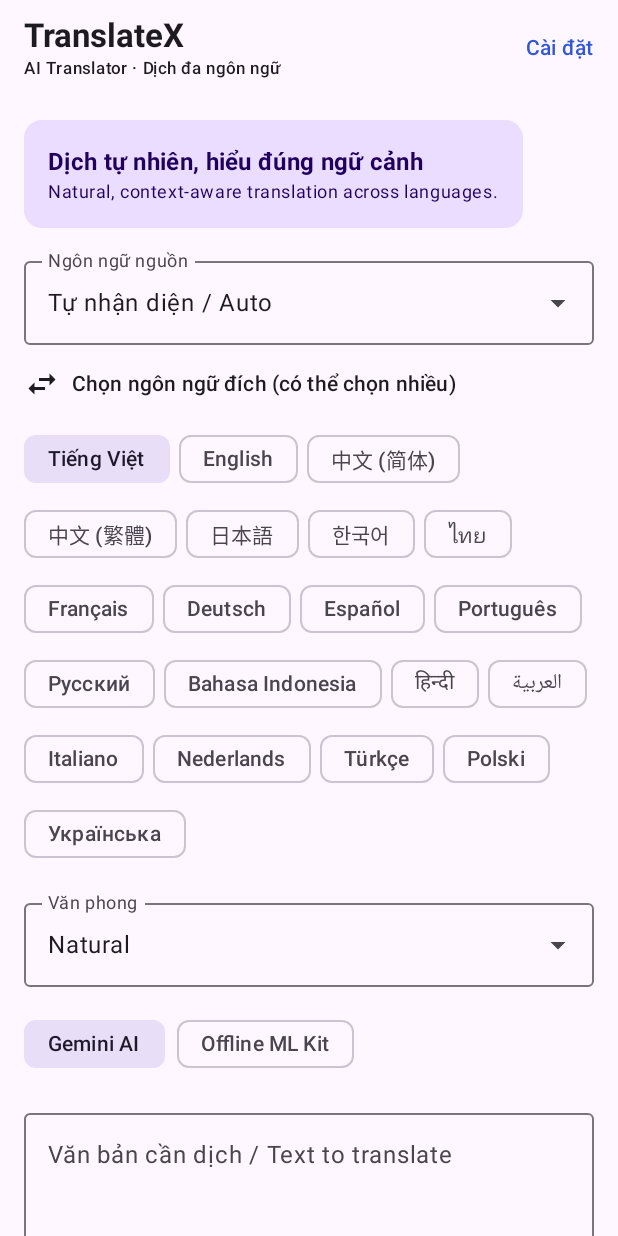
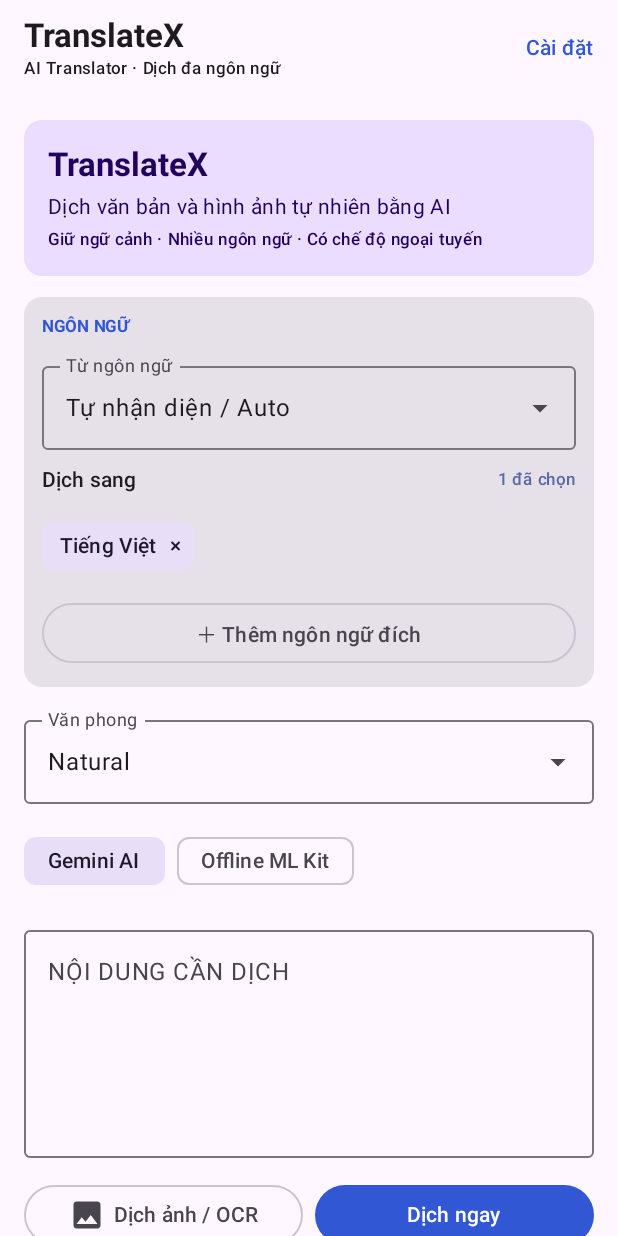
Before and after one commit to khahdihdz/translatex, an Android app built with Jetpack Compose: the screen it shows after launch (MainActivity), on a phone screen of 412 x 824 dp. Run offline under Robolectric (Android 15) with nearby library versions, the phone set to English and light mode, and no system bars; libraries missing offline, so code that uses them is left out: com.google.mlkit.nl, com.google.mlkit.vision, kotlinx.coroutines.tasks.

Commit message:
Improve TranslateX home screen layout and language selection

```diff
--- a/app/src/main/java/com/khahdihdz/translatex/MainActivity.kt
+++ b/app/src/main/java/com/khahdihdz/translatex/MainActivity.kt
@@ -88,22 +88,40 @@ private fun TranslateXApp() {
         }) { padding ->
             Column(Modifier.fillMaxSize().padding(padding).verticalScroll(rememberScrollState()).padding(16.dp), verticalArrangement = Arrangement.spacedBy(14.dp)) {
                 Card(colors = CardDefaults.cardColors(containerColor = MaterialTheme.colorScheme.primaryContainer)) {
-                    Column(Modifier.padding(16.dp)) {
-                        Text("Dịch tự nhiên, hiểu đúng ngữ cảnh", style = MaterialTheme.typography.titleMedium, fontWeight = FontWeight.Bold)
-                        Text("Natural, context-aware translation across languages.", style = MaterialTheme.typography.bodySmall)
+                    Column(Modifier.fillMaxWidth().padding(16.dp), verticalArrangement = Arrangement.spacedBy(4.dp)) {
+                        Text("TranslateX", style = MaterialTheme.typography.titleLarge, fontWeight = FontWeight.Bold)
+                        Text("Dịch văn bản và hình ảnh tự nhiên bằng AI", style = MaterialTheme.typography.bodyMedium)
+                        Text("Giữ ngữ cảnh · Nhiều ngôn ngữ · Có chế độ ngoại tuyến", style = MaterialTheme.typography.labelSmall)
                     }
                 }
-                LanguageDropdown("Ngôn ngữ nguồn", sourceTag) { sourceTag = it }
-                Row(verticalAlignment = Alignment.CenterVertically) {
-                    Icon(Icons.Default.SwapHoriz, contentDescription = null)
-                    Spacer(Modifier.width(8.dp))
-                    Text("Chọn ngôn ngữ đích (có thể chọn nhiều)", style = MaterialTheme.typography.titleSmall)
-                }
-                FlowRow(horizontalArrangement = Arrangement.spacedBy(6.dp), verticalArrangement = Arrangement.spacedBy(2.dp)) {
-                    languages.filter { it.tag != "auto" }.forEach { lang ->
-                        FilterChip(selected = lang.tag in targets, onClick = {
-                            targets = if (lang.tag in targets) targets - lang.tag else targets + lang.tag
-                        }, label = { Text(lang.label) })
+                Card {
+                    Column(Modifier.fillMaxWidth().padding(12.dp), verticalArrangement = Arrangement.spacedBy(10.dp)) {
+                        Text("NGÔN NGỮ", style = MaterialTheme.typography.labelSmall, color = MaterialTheme.colorScheme.primary, fontWeight = FontWeight.Bold)
+                        LanguageDropdown("Từ ngôn ngữ", sourceTag) { sourceTag = it }
+                        Row(verticalAlignment = Alignment.CenterVertically) {
+                            Text("Dịch sang", style = MaterialTheme.typography.labelLarge, modifier = Modifier.weight(1f))
+                            Text("${targets.size} đã chọn", style = MaterialTheme.typography.labelSmall, color = MaterialTheme.colorScheme.secondary)
+                        }
+                        FlowRow(horizontalArrangement = Arrangement.spacedBy(6.dp), verticalArrangement = Arrangement.spacedBy(2.dp)) {
+                            targets.forEach { tag ->
+                                val label = languages.firstOrNull { it.tag == tag }?.label ?: tag
+                                InputChip(selected = true, onClick = { if (targets.size > 1) targets = targets - tag }, label = { Text(label) }, trailingIcon = { Text("×") })
+                            }
+                        }
+                        var targetExpanded by remember { mutableStateOf(false) }
+                        ExposedDropdownMenuBox(expanded = targetExpanded, onExpandedChange = { targetExpanded = it }) {
+                            OutlinedButton(onClick = { targetExpanded = true }, modifier = Modifier.menuAnchor().fillMaxWidth()) {
+                                Text("＋ Thêm ngôn ngữ đích")
+                            }
+                            ExposedDropdownMenu(expanded = targetExpanded, onDismissRequest = { targetExpanded = false }) {
+                                languages.filter { it.tag != "auto" && it.tag !in targets }.forEach { lang ->
+                                    DropdownMenuItem(text = { Text(lang.label) }, onClick = {
+                                        targets = targets + lang.tag
+                                        targetExpanded = false
+                                    })
+                                }
+                            }
+                        }
                     }
                 }
                 var styleExpanded by remember { mutableStateOf(false) }
@@ -119,7 +137,7 @@ private fun TranslateXApp() {
                     FilterChip(selected = mode == "Offline", onClick = { mode = "Offline" }, label = { Text("Offline ML Kit") })
                 }
                 OutlinedTextField(value = source, onValueChange = { source = it }, modifier = Modifier.fillMaxWidth().heightIn(min = 150.dp),
-                    label = { Text("Văn bản cần dịch / Text to translate") }, placeholder = { Text("Nhập hoặc dán nội dung tại đây…") }, minLines = 5)
+                    label = { Text("NỘI DUNG CẦN DỊCH") }, placeholder = { Text("Nhập hoặc dán văn bản cần dịch…") }, minLines = 5)
                 Row(horizontalArrangement = Arrangement.spacedBy(8.dp), modifier = Modifier.fillMaxWidth()) {
                     OutlinedButton(onClick = { imagePicker.launch("image/*") }, modifier = Modifier.weight(1f)) {
                         Icon(Icons.Default.Image, contentDescription = null); Spacer(Modifier.width(6.dp)); Text("Dịch ảnh / OCR")
@@ -145,7 +163,7 @@ private fun TranslateXApp() {
                             finally { loading = false }
                         }
                     }, enabled = !loading, modifier = Modifier.weight(1f)) {
-                        if (loading) CircularProgressIndicator(Modifier.size(18.dp), strokeWidth = 2.dp) else Text("Dịch bằng AI")
+                        if (loading) CircularProgressIndicator(Modifier.size(18.dp), strokeWidth = 2.dp) else Text(if (mode == "Offline") "Dịch ngoại tuyến" else "Dịch ngay")
                     }
                 }
                 Text(status, style = MaterialTheme.typography.bodySmall, color = MaterialTheme.colorScheme.secondary)
```
